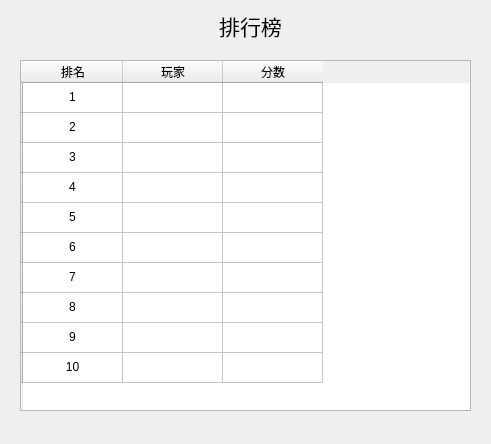
Qt form Bejeweled/crankdlg.ui (Paitesanshi/Data-Structure-Project) before a commit.
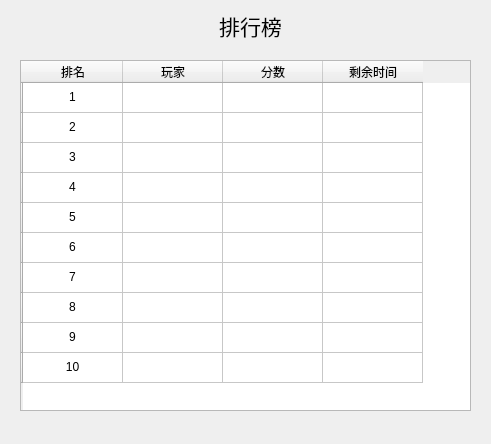
The same form after that commit.

```diff
--- a/Bejeweled/crankdlg.ui
+++ b/Bejeweled/crankdlg.ui
@@ -54,7 +54,7 @@
     <number>10</number>
    </property>
    <property name="columnCount">
-    <number>3</number>
+    <number>4</number>
    </property>
    <row>
     <property name="text">
@@ -160,6 +160,14 @@
      <set>AlignCenter</set>
     </property>
    </column>
+   <column>
+    <property name="text">
+     <string>剩余时间</string>
+    </property>
+    <property name="textAlignment">
+     <set>AlignCenter</set>
+    </property>
+   </column>
    <item row="0" column="0">
     <property name="text">
      <string>1</string>
```
